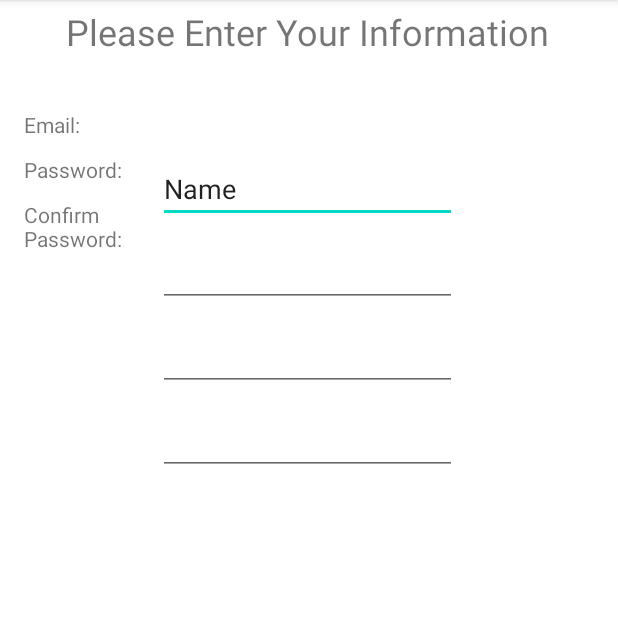
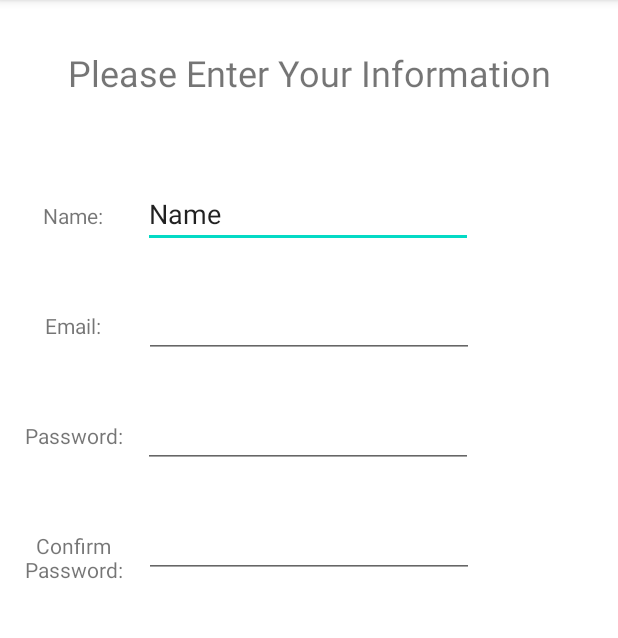
Before and after one commit to AWTemple/CIS3515_SignUpForm, an Android app: the screen it shows after launch (FormActivity), on a phone screen of 412 x 824 dp, the part 84-722 px from its top. Run offline under Robolectric (Android 15) with nearby library versions, the phone set to English and light mode, and no system bars.

Commit message:
Getting close to a nice layout

```diff
--- a/app/src/main/res/layout/activity_main.xml
+++ b/app/src/main/res/layout/activity_main.xml
@@ -16,101 +16,152 @@
         android:textSize="24sp"
         app:layout_constraintBottom_toTopOf="@+id/linearLayout"
         app:layout_constraintEnd_toEndOf="parent"
-        app:layout_constraintHorizontal_bias="0.454"
         app:layout_constraintLeft_toLeftOf="parent"
         app:layout_constraintRight_toRightOf="parent"
         app:layout_constraintStart_toStartOf="parent"
         app:layout_constraintTop_toTopOf="parent"
-        app:layout_constraintVertical_bias="0.044" />
+        app:layout_constraintVertical_bias="0.615" />
 
-    <LinearLayout
+    <androidx.constraintlayout.widget.ConstraintLayout
         android:id="@+id/linearLayout"
-        android:layout_width="199dp"
-        android:layout_height="228dp"
-        android:layout_marginBottom="440dp"
-        android:orientation="vertical"
+        android:layout_width="407dp"
+        android:layout_height="658dp"
+        android:layout_marginBottom="16dp"
         app:layout_constraintBottom_toBottomOf="parent"
-        app:layout_constraintEnd_toStartOf="@+id/linearLayout3"
-        app:layout_constraintStart_toEndOf="@+id/linearLayout2">
+        app:layout_constraintEnd_toEndOf="parent"
+        app:layout_constraintHorizontal_bias="0.448"
+        app:layout_constraintStart_toStartOf="parent">
 
         <EditText
-            android:id="@+id/editTextTextPersonName"
-            android:layout_width="match_parent"
+            android:id="@+id/nameInput"
+            android:layout_width="wrap_content"
             android:layout_height="wrap_content"
-            android:layout_marginVertical="5dp"
+            android:layout_marginTop="28dp"
+            android:width="220dp"
             android:ems="10"
             android:inputType="textPersonName"
-            android:text="Name" />
+            android:text="Name"
+            app:layout_constraintEnd_toEndOf="parent"
+            app:layout_constraintHorizontal_bias="0.497"
+            app:layout_constraintStart_toStartOf="parent"
+            app:layout_constraintTop_toTopOf="parent" />
 
         <EditText
-            android:id="@+id/editTextTextEmailAddress"
-            android:layout_width="match_parent"
+            android:id="@+id/emailInput"
+            android:layout_width="wrap_content"
             android:layout_height="wrap_content"
-            android:layout_marginVertical="5dp"
+            android:layout_marginTop="28dp"
+            android:width="220dp"
             android:ems="10"
-            android:inputType="textEmailAddress" />
+            android:inputType="textEmailAddress"
+            app:layout_constraintEnd_toEndOf="parent"
+            app:layout_constraintHorizontal_bias="0.502"
+            app:layout_constraintStart_toStartOf="parent"
+            app:layout_constraintTop_toBottomOf="@+id/nameInput" />
 
         <EditText
-            android:id="@+id/editTextTextPassword"
-            android:layout_width="match_parent"
+            android:id="@+id/passwordInput"
+            android:layout_width="wrap_content"
             android:layout_height="wrap_content"
-            android:layout_marginVertical="5dp"
+            android:layout_marginTop="28dp"
+            android:width="220dp"
             android:ems="10"
-            android:inputType="textPassword" />
+            android:inputType="textPassword"
+            app:layout_constraintEnd_toEndOf="parent"
+            app:layout_constraintHorizontal_bias="0.497"
+            app:layout_constraintStart_toStartOf="parent"
+            app:layout_constraintTop_toBottomOf="@+id/emailInput" />
 
         <EditText
-            android:id="@+id/editTextTextPassword3"
-            android:layout_width="match_parent"
+            android:id="@+id/passwordConfirm"
+            android:layout_width="wrap_content"
             android:layout_height="wrap_content"
-            android:layout_marginVertical="5dp"
+            android:layout_marginTop="28dp"
+            android:width="220dp"
             android:ems="10"
-            android:inputType="textPassword" />
-
-    </LinearLayout>
-
-    <LinearLayout
-        android:id="@+id/linearLayout2"
-        android:layout_width="86dp"
-        android:layout_height="228dp"
-        android:layout_marginVertical="5dp"
-        android:layout_marginStart="16dp"
-        android:orientation="vertical"
-        app:layout_constraintBottom_toBottomOf="parent"
-        app:layout_constraintStart_toStartOf="parent"
-        app:layout_constraintTop_toBottomOf="@+id/textView"
-        app:layout_constraintVertical_bias="0.034">
+            android:inputType="textPassword"
+            app:layout_constraintEnd_toEndOf="parent"
+            app:layout_constraintHorizontal_bias="0.502"
+            app:layout_constraintStart_toStartOf="parent"
+            app:layout_constraintTop_toBottomOf="@+id/passwordInput" />
 
         <TextView
-            android:id="@+id/textView4"
-            android:layout_width="match_parent"
-            android:layout_height="wrap_content"
-            android:layout_marginVertical="5dp"
-            android:text="Email:" />
+            android:id="@+id/textView7"
+            android:layout_width="74dp"
+            android:layout_height="46dp"
+            android:text="Name:"
+            android:textAlignment="center"
+            app:layout_constraintBaseline_toBaselineOf="@+id/nameInput"
+            app:layout_constraintEnd_toStartOf="@+id/nameInput"
+            app:layout_constraintStart_toStartOf="parent" />
 
         <TextView
-            android:id="@+id/textView5"
-            android:layout_width="match_parent"
-            android:layout_height="wrap_content"
-            android:layout_marginVertical="5dp"
-            android:text="Password:" />
+            android:id="@+id/textView16"
+            android:layout_width="74dp"
+            android:layout_height="46dp"
+            android:textAlignment="center"
+            app:layout_constraintBaseline_toBaselineOf="@+id/nameInput"
+            app:layout_constraintEnd_toEndOf="parent"
+            app:layout_constraintStart_toEndOf="@+id/nameInput" />
 
         <TextView
-            android:id="@+id/textView6"
-            android:layout_width="match_parent"
-            android:layout_height="wrap_content"
-            android:layout_marginVertical="5dp"
-            android:text="Confirm Password:" />
-    </LinearLayout>
+            android:id="@+id/textView17"
+            android:layout_width="74dp"
+            android:layout_height="46dp"
+            android:textAlignment="center"
+            app:layout_constraintBaseline_toBaselineOf="@+id/emailInput"
+            app:layout_constraintEnd_toEndOf="parent"
+            app:layout_constraintStart_toEndOf="@+id/emailInput" />
 
-    <LinearLayout
-        android:id="@+id/linearLayout3"
-        android:layout_width="88dp"
-        android:layout_height="228dp"
-        android:layout_marginEnd="16dp"
-        android:orientation="vertical"
-        app:layout_constraintBottom_toBottomOf="parent"
-        app:layout_constraintEnd_toEndOf="parent"
-        app:layout_constraintTop_toBottomOf="@+id/textView"
-        app:layout_constraintVertical_bias="0.035"></LinearLayout>
+        <TextView
+            android:id="@+id/textView18"
+            android:layout_width="74dp"
+            android:layout_height="46dp"
+            android:textAlignment="center"
+            app:layout_constraintBaseline_toBaselineOf="@+id/passwordInput"
+            app:layout_constraintEnd_toEndOf="parent"
+            app:layout_constraintStart_toEndOf="@+id/passwordInput" />
+
+        <TextView
+            android:id="@+id/textView19"
+            android:layout_width="74dp"
+            android:layout_height="46dp"
+            android:textAlignment="center"
+            app:layout_constraintBaseline_toBaselineOf="@+id/passwordConfirm"
+            app:layout_constraintEnd_toEndOf="parent"
+            app:layout_constraintStart_toEndOf="@+id/passwordConfirm" />
+
+        <TextView
+            android:id="@+id/textView8"
+            android:layout_width="74dp"
+            android:layout_height="46dp"
+            android:text="Email:"
+            android:textAlignment="center"
+            app:layout_constraintBaseline_toBaselineOf="@+id/emailInput"
+            app:layout_constraintEnd_toStartOf="@+id/emailInput"
+            app:layout_constraintStart_toStartOf="parent" />
+
+        <TextView
+            android:id="@+id/textView10"
+            android:layout_width="74dp"
+            android:layout_height="42dp"
+            android:text="Password:"
+            android:textAlignment="center"
+            app:layout_constraintBaseline_toBaselineOf="@+id/passwordInput"
+            app:layout_constraintEnd_toStartOf="@+id/passwordInput"
+            app:layout_constraintStart_toStartOf="parent" />
+
+        <TextView
+            android:id="@+id/textView11"
+            android:layout_width="74dp"
+            android:layout_height="49dp"
+            android:text="Confirm Password:"
+            android:textAlignment="center"
+            app:flow_wrapMode="none"
+            app:layout_constraintBaseline_toBaselineOf="@+id/passwordConfirm"
+            app:layout_constraintEnd_toStartOf="@+id/passwordConfirm"
+            app:layout_constraintStart_toStartOf="parent" />
+
+    </androidx.constraintlayout.widget.ConstraintLayout>
 
 </androidx.constraintlayout.widget.ConstraintLayout>
```
